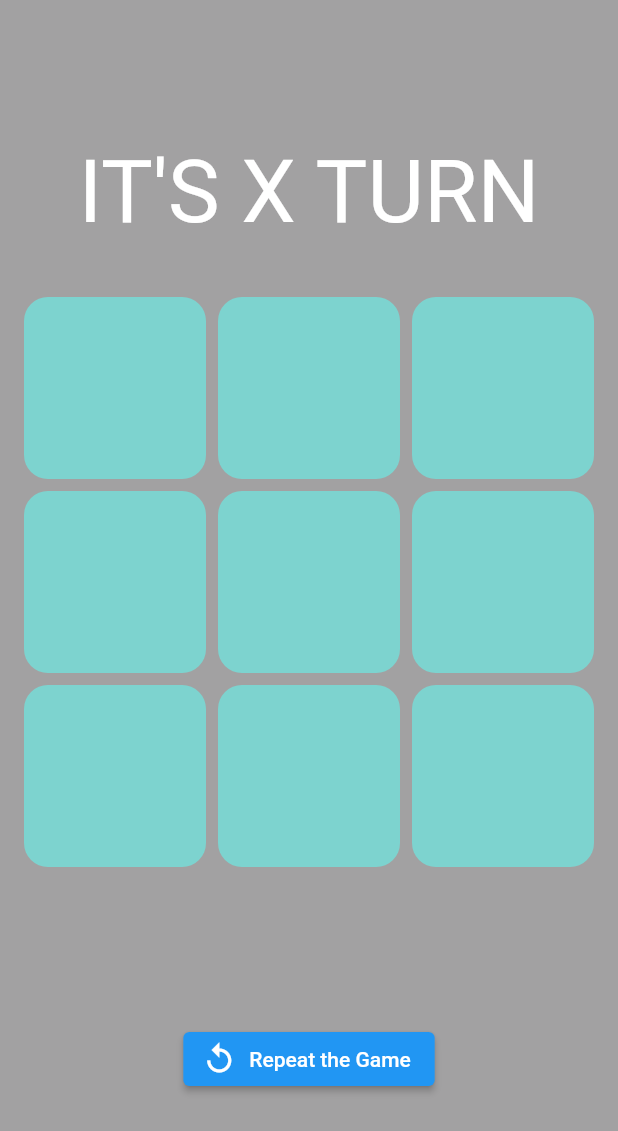
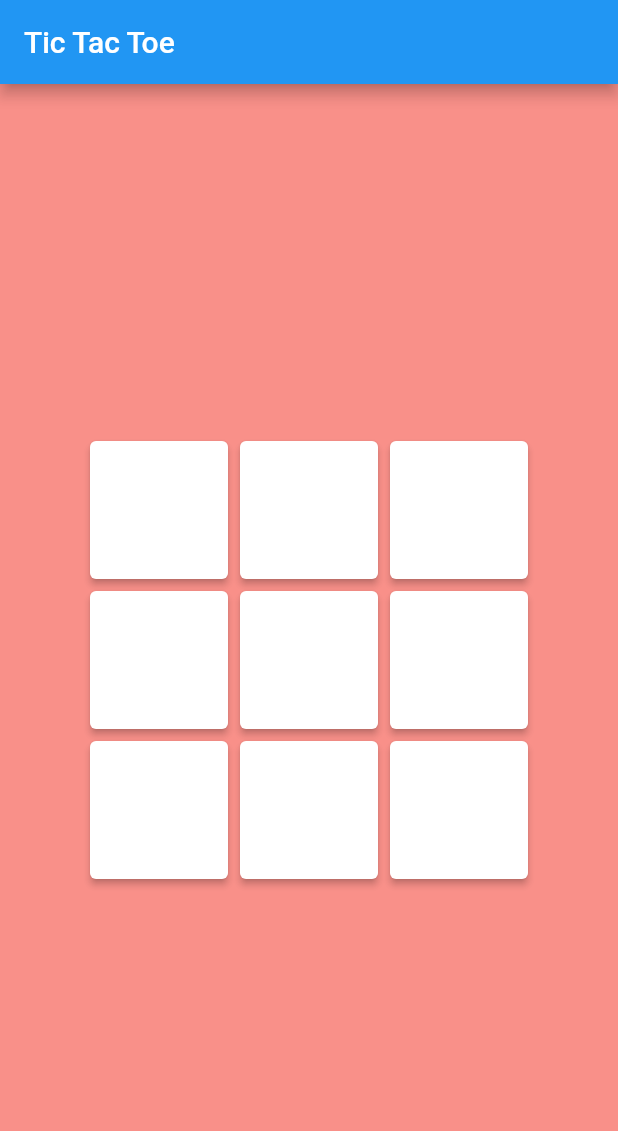
Before and after one commit to 2023-opportunity-hack/Huskies-and-Skyler--MobileAppforTeens-RebuildaprototypewithSecurityandUsability, a Flutter app: the Secondpage screen opened by its route, after a tap on "Tic Tac Toe", on a phone screen of 412 x 824 dp. Shown: the top 1131 px of the screen. Run offline on Flutter 3.47's test engine with Material 2 defaults, Android fonts, the phone set to English and light mode, and no system bars.

Commit message:
tictactoe with triple tap access

```diff
--- a/test_app/lib/Firstpage.dart
+++ b/test_app/lib/Firstpage.dart
@@ -37,7 +37,7 @@ class _FirstpageState extends State<Firstpage> {
                   horizontal: 25.0, // Adjust horizontal padding as needed
                   vertical: 10.0,   // Adjust vertical padding as needed
                 ),
-                  backgroundColor: Colors.red,
+                  backgroundColor: Colors.tealAccent,
                 ),
                 child: Text(
                   "Second Screen",
--- a/test_app/lib/Secondpage.dart
+++ b/test_app/lib/Secondpage.dart
@@ -39,7 +39,7 @@ class _SecondpageState extends State<Secondpage> {
                   horizontal: 25.0, // Adjust horizontal padding as needed
                   vertical: 10.0,   // Adjust vertical padding as needed
                 ),
-                  backgroundColor: Colors.red,
+                  backgroundColor: Colors.tealAccent,
                 ),
                 child: Text(
                   "Tic Tac Toe",
--- a/test_app/lib/main.dart
+++ b/test_app/lib/main.dart
@@ -2,6 +2,8 @@ import 'package:flutter/material.dart';
 import 'package:test_app/tictactoe.dart';
 import 'package:test_app/Firstpage.dart';
 import 'package:test_app/Secondpage.dart';
+import 'package:test_app/home_temp.dart';
+
 
 
 void main() {
@@ -17,6 +19,7 @@ class MyApp extends StatelessWidget {
         '/first': (context) => Firstpage(),
         '/second': (context) => Secondpage(),
         '/tictactoe': (context) => Tictactoe(),
+        '/home_temp': (context) => Hometemp(),
       },
       title: 'main page for safespace',
       theme: ThemeData(
--- a/test_app/lib/tictactoe.dart
+++ b/test_app/lib/tictactoe.dart
@@ -1,166 +1,207 @@
 import 'package:flutter/material.dart';
-import 'package:test_app/ui_theme/color.dart';
-import 'package:test_app/util/game_logic.dart';
+import 'package:test_app/home_temp.dart';
+import 'package:flutter/services.dart';
+import 'package:test_app/utils.dart';
 
 
 
 
-void main() {
-  runApp(const Tictactoe());
+Future main() async {
+  WidgetsFlutterBinding.ensureInitialized();
+  await SystemChrome.setPreferredOrientations([
+    DeviceOrientation.portraitUp,
+    DeviceOrientation.portraitDown,
+  ]);
+
+  runApp(Tictactoe());
 }
 
 class Tictactoe extends StatelessWidget {
-  const Tictactoe({Key? key}) : super(key: key);
+  static final String title = 'Tic Tac Toe';
+
 
   @override
-  Widget build(BuildContext context) {
-    return MaterialApp(
-      home: GameScreen(),
-    );
-  }
+  Widget build(BuildContext context) => MaterialApp(
+    debugShowCheckedModeBanner: false,
+    routes: {
+      '/home_temp': (context) => Hometemp(),
+    },
+    title: title,
+    theme: ThemeData(
+      primaryColor: Colors.blue,
+    ),
+    home: MainPage(title: title),
+  );
 }
 
-class GameScreen extends StatefulWidget {
-  const GameScreen({Key? key}) : super(key: key);
+class MainPage extends StatefulWidget {
+  final String title;
+
+  const MainPage({
+    required this.title,
+  });
 
   @override
-  _GameScreenState createState() => _GameScreenState();
+  _MainPageState createState() => _MainPageState();
 }
 
-class _GameScreenState extends State<GameScreen> {
-  //adding the necessary variables
-  String lastValue = "X";
-  bool gameOver = false;
-  int turn = 0; // to check the draw
-  String result = "";
-  List<int> scoreboard = [
-    0,
-    0,
-    0,
-    0,
-    0,
-    0,
-    0,
-    0
-  ]; //the score are for the different combination of the game [Row1,2,3, Col1,2,3, Diagonal1,2];
-  //let's declare a new Game components
+class Player {
+  static const none = '';
+  static const X = 'X';
+  static const O = 'O';
+}
 
-  Game game = Game();
+class _MainPageState extends State<MainPage> {
+  static final countMatrix = 3;
+  static final double size = 92;
 
-  //let's initi the GameBoard
+  String lastMove = Player.none;
+  late List<List<String>> matrix;
+
+  var count=0;
+  var count0=0;
+
   @override
   void initState() {
     super.initState();
-    game.board = Game.initGameBoard();
-    print(game.board);
+
+    setEmptyFields();
+  }
+
+  void setEmptyFields() => setState(() => matrix = List.generate(
+    countMatrix,
+        (_) => List.generate(countMatrix, (_) => Player.none),
+  ));
+
+  Color getBackgroundColor() {
+    final thisMove = lastMove == Player.X ? Player.O : Player.X;
+
+    return getFieldColor(thisMove).withAlpha(150);
   }
 
   @override
-  Widget build(BuildContext context) {
-    double boardWidth = MediaQuery.of(context).size.width;
-    return Scaffold(
-        backgroundColor: MainColor.primaryColor,
-        body: Column(
-          mainAxisAlignment: MainAxisAlignment.center,
-          crossAxisAlignment: CrossAxisAlignment.center,
-          children: [
-            Text(
-              "It's ${lastValue} turn".toUpperCase(),
-              style: TextStyle(
-                color: Colors.white,
-                fontSize: 58,
-              ),
-            ),
-            SizedBox(
-              height: 20.0,
-            ),
-            //now we will make the game board
-            //but first we will create a Game class that will contains all the data and method that we will need
-            Container(
-              width: boardWidth,
-              height: boardWidth,
-              child: GridView.count(
-                crossAxisCount: Game.boardlenth ~/
-                    3, // the ~/ operator allows you to evide to integer and return an Int as a result
-                padding: EdgeInsets.all(16.0),
-                mainAxisSpacing: 8.0,
-                crossAxisSpacing: 8.0,
-                children: List.generate(Game.boardlenth, (index) {
-                  return InkWell(
-                    onTap: gameOver
-                        ? null
-                        : () {
-                      //when we click we need to add the new value to the board and refresh the screen
-                      //we need also to toggle the player
-                      //now we need to apply the click only if the field is empty
+  Widget build(BuildContext context) => Scaffold(
+    backgroundColor: getBackgroundColor(),
+    appBar: AppBar(
+      title: Text(widget.title),
+    ),
+    body: Column(
+      mainAxisAlignment: MainAxisAlignment.center,
+      children: Utils.modelBuilder(matrix, (x, value) => buildRow(x)),
+    ),
+  );
 
-                      if (game.board![index] == "") {
-                        setState(() {
-                          game.board![index] = lastValue;
-                          turn++;
-                          gameOver = game.winnerCheck(
-                              lastValue, index, scoreboard, 3);
+  Widget buildRow(int x) {
+    final values = matrix[x];
 
-                          if (gameOver) {
-                            result = "$lastValue is the Winner";
-                          } else if (!gameOver && turn == 9) {
-                            result = "It's a Draw!";
-                            gameOver = true;
-                          }
-                          if (lastValue == "X")
-                            lastValue = "O";
-                          else
-                            lastValue = "X";
-                        });
-                      }
-                    },
-                    child: Container(
-                      width: Game.blocSize,
-                      height: Game.blocSize,
-                      decoration: BoxDecoration(
-                        color: MainColor.secondaryColor,
-                        borderRadius: BorderRadius.circular(16.0),
-                      ),
-                      child: Center(
-                        child: Text(
-                          game.board![index],
-                          style: TextStyle(
-                            color: game.board![index] == "X"
-                                ? Colors.blue
-                                : Colors.pink,
-                            fontSize: 64.0,
-                          ),
-                        ),
-                      ),
-                    ),
-                  );
-                }),
-              ),
-            ),
-            SizedBox(
-              height: 25.0,
-            ),
-            Text(
-              result,
-              style: TextStyle(color: Colors.white, fontSize: 54.0),
-            ),
-            ElevatedButton.icon(
-              onPressed: () {
-                setState(() {
-                  //erase the board
-                  game.board = Game.initGameBoard();
-                  lastValue = "X";
-                  gameOver = false;
-                  turn = 0;
-                  result = "";
-                  scoreboard = [0, 0, 0, 0, 0, 0, 0, 0];
-                });
-              },
-              icon: Icon(Icons.replay),
-              label: Text("Repeat the Game"),
-            ),
-          ],
-        ));
-    //the first step is organise our project folder structure
+    return Row(
+      mainAxisAlignment: MainAxisAlignment.center,
+      children: Utils.modelBuilder(
+        values,
+            (y, value) => buildField(x, y),
+      ),
+    );
   }
+
+  Color getFieldColor(String value) {
+    switch (value) {
+      case Player.O:
+        return Colors.blue;
+      case Player.X:
+        return Colors.red;
+      default:
+        return Colors.white;
+    }
+  }
+
+  Widget buildField(int x, int y) {
+    final value = matrix[x][y];
+    final color = getFieldColor(value);
+
+    return Container(
+      margin: EdgeInsets.all(4),
+      child: ElevatedButton(
+        style: ElevatedButton.styleFrom(
+          minimumSize: Size(size, size), backgroundColor: color,
+        ),
+        child: Text(value, style: TextStyle(fontSize: 32)),
+        onPressed: () => selectField(value, x, y),
+      ),
+    );
+  }
+
+  void selectField(String value, int x, int y) {
+    if (value == Player.none) {
+      final newValue = lastMove == Player.X ? Player.O : Player.X;
+
+      setState(() {
+        lastMove = newValue;
+        matrix[x][y] = newValue;
+      });
+
+      if (isWinner(x, y)) {
+        showEndDialog('Player $newValue Won');
+      } else if (isEnd()) {
+        showEndDialog('Undecided Game');
+      }
+    }
+
+    //triple tap checker
+    if (value == Player.X) {
+      count++;
+      if (count==3) {
+        count=0;
+        count0=0;
+        Navigator.pushNamed(context, '/home_temp');
+      }
+    }
+    if (value == Player.O) {
+      count0++;
+      if (count0==3) {
+        count=0;
+        count0=0;
+        Navigator.pushNamed(context, '/home_temp');
+      }
+    }
+  }
+
+  bool isEnd() =>
+      matrix.every((values) => values.every((value) => value != Player.none));
+
+  /// Check out logic here: https://stackoverflow.com/a/1058804
+  bool isWinner(int x, int y) {
+    var col = 0, row = 0, diag = 0, rdiag = 0;
+    final player = matrix[x][y];
+    final n = countMatrix;
+
+    for (int i = 0; i < n; i++) {
+      if (matrix[x][i] == player) col++;
+      if (matrix[i][y] == player) row++;
+      if (matrix[i][i] == player) diag++;
+      if (matrix[i][n - i - 1] == player) rdiag++;
+    }
+
+    return row == n || col == n || diag == n || rdiag == n;
+  }
+
+  Future showEndDialog(String title) => showDialog(
+    context: context,
+    barrierDismissible: false,
+    builder: (context) => AlertDialog(
+      title: Text(title),
+      content: Text('Press to Restart the Game'),
+      actions: [
+        ElevatedButton(
+          onPressed: () {
+            count=0;
+            count0=0;
+            setEmptyFields();
+            Navigator.of(context).pop();
+          },
+          child: Text('Restart'),
+        )
+      ],
+    ),
+  );
+
 }
--- a/test_app/lib/ui_theme/color.dart
+++ b/test_app/lib/ui_theme/color.dart
@@ -3,6 +3,6 @@ import 'package:flutter/material.dart';
 
 class MainColor {
   static Color primaryColor = Color(0xffa2a1a2);
-  static Color secondaryColor = Color(0xFF7DD3CF);
+  static Color secondaryColor = Color(0xFFFFFFFF);
   static Color accentColor = Color(0xffb39ebe);
 }
--- a/test_app/lib/util/game_logic.dart
+++ b/test_app/lib/util/game_logic.dart
@@ -5,7 +5,7 @@ class Player {
 }
 
 class Game {
-  static const boardlenth = 9; // we will creare a board of 3*3 blocks;
+  static const boardlenth = 9; // we will create a board of 3*3 blocks;
   static const blocSize = 100.0;
 
   //Creating the empty board
--- /dev/null
+++ b/test_app/lib/utils.dart
@@ -0,0 +1,12 @@
+import 'package:flutter/material.dart';
+
+class Utils {
+  static List<Widget> modelBuilder<M>(
+          List<M> models, Widget Function(int index, M model) builder) =>
+      models
+          .asMap()
+          .map<int, Widget>(
+              (index, model) => MapEntry(index, builder(index, model)))
+          .values
+          .toList();
+}
```
Also changed, not shown: test_app/lib/home_temp.dart (+34 -0 lines), 1 other file.
